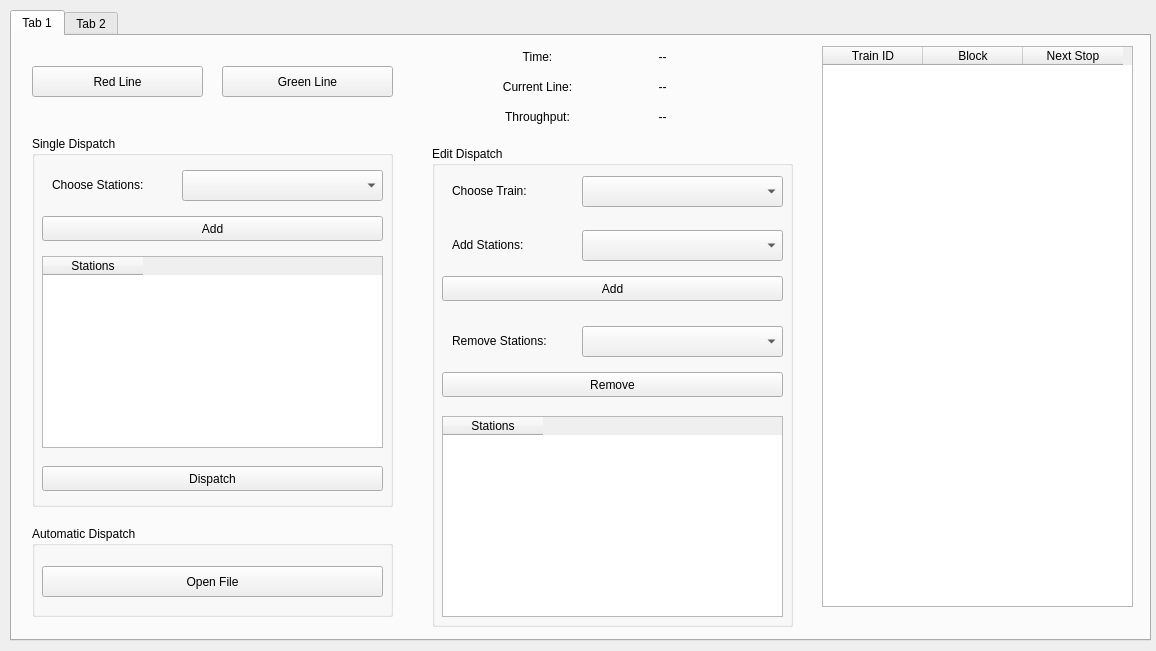
This is CTC_App/Iteration3/CTC.ui in YKMorsy/Team_X_ECE_1140 as Qt 5 draws it before an edit. The edited form follows.
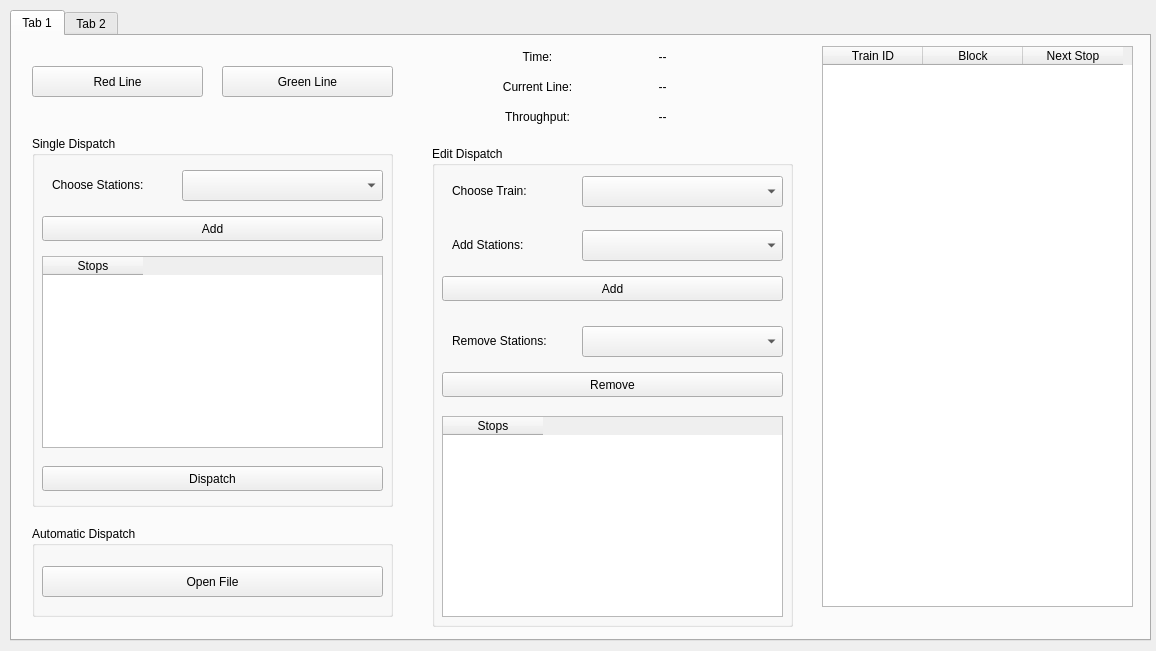
This is the edited form.

```diff
--- a/CTC_App/Iteration3/CTC.ui
+++ b/CTC_App/Iteration3/CTC.ui
@@ -65,7 +65,7 @@
       </property>
       <column>
        <property name="text">
-        <string>Stations</string>
+        <string>Stops</string>
        </property>
        <property name="textAlignment">
         <set>AlignCenter</set>
@@ -543,7 +543,7 @@
         </property>
         <column>
          <property name="text">
-          <string>Stations</string>
+          <string>Stops</string>
          </property>
          <property name="textAlignment">
           <set>AlignCenter</set>
```
